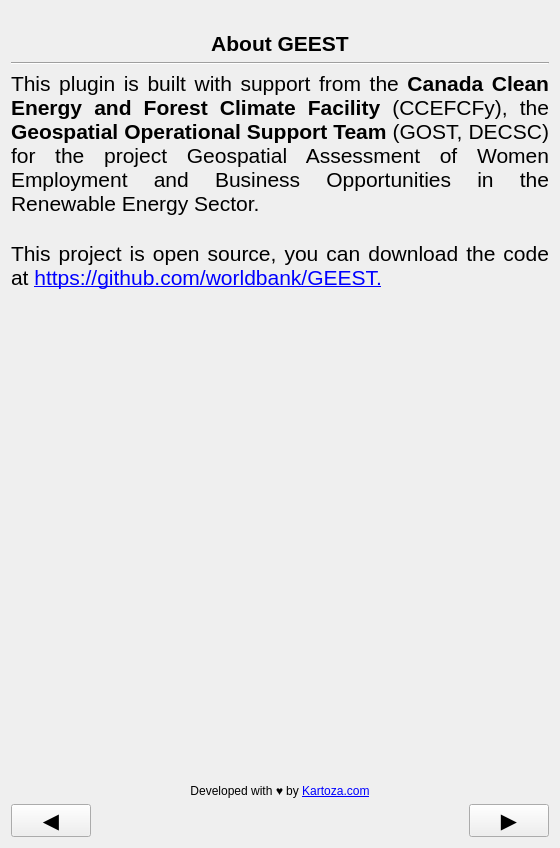
Qt form geest/ui/credits_panel_base.ui (worldbank/GEEST) before a commit.
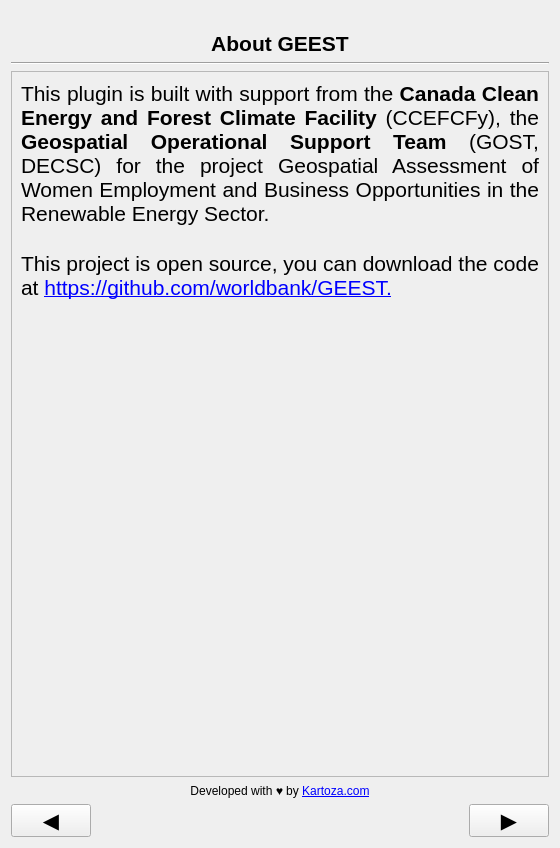
The same form after that commit. Icons and pictures are not drawn.

Commit message: Add scroll on each page Fixes #733

What changed in the file:
```diff
--- a/geest/ui/credits_panel_base.ui
+++ b/geest/ui/credits_panel_base.ui
@@ -20,6 +20,25 @@
    <string>Form</string>
   </property>
   <layout class="QGridLayout" name="gridLayout">
+   <item row="0" column="0">
+    <widget class="QLabel" name="banner_label">
+     <property name="sizePolicy">
+      <sizepolicy hsizetype="Expanding" vsizetype="Preferred">
+       <horstretch>0</horstretch>
+       <verstretch>0</verstretch>
+      </sizepolicy>
+     </property>
+     <property name="text">
+      <string/>
+     </property>
+     <property name="pixmap">
+      <pixmap>../resources/geest-banner.png</pixmap>
+     </property>
+     <property name="scaledContents">
+      <bool>true</bool>
+     </property>
+    </widget>
+   </item>
    <item row="1" column="0">
     <widget class="QLabel" name="label_2">
      <property name="sizePolicy">
@@ -107,28 +126,6 @@
      </item>
     </layout>
    </item>
-   <item row="3" column="0">
-    <widget class="QLabel" name="description">
-     <property name="sizePolicy">
-      <sizepolicy hsizetype="Expanding" vsizetype="Preferred">
-       <horstretch>0</horstretch>
-       <verstretch>0</verstretch>
-      </sizepolicy>
-     </property>
-     <property name="text">
-      <string>&lt;html&gt;&lt;head/&gt;&lt;body&gt;&lt;p&gt;&lt;span style=&quot; font-size:16pt;&quot;&gt;This plugin is built with support from the &lt;/span&gt;&lt;span style=&quot; font-size:16pt; font-weight:600;&quot;&gt;Canada Clean Energy and Forest Climate Facility&lt;/span&gt;&lt;span style=&quot; font-size:16pt;&quot;&gt; (CCEFCFy), the &lt;/span&gt;&lt;span style=&quot; font-size:16pt; font-weight:600;&quot;&gt;Geospatial Operational Support Team&lt;/span&gt;&lt;span style=&quot; font-size:16pt;&quot;&gt; (GOST, DECSC) for the project Geospatial Assessment of Women Employment and Business Opportunities in the Renewable Energy Sector. &lt;br/&gt;&lt;/span&gt;&lt;/p&gt;&lt;p&gt;&lt;span style=&quot; font-size:16pt;&quot;&gt;This project is open source, you can download the code at &lt;/span&gt;&lt;a href=&quot;https://github.com/worldbank/GEEST&quot;&gt;&lt;span style=&quot; font-size:16pt; text-decoration: underline; color:#0000ff;&quot;&gt;https://github.com/worldbank/GEEST.&lt;/span&gt;&lt;/a&gt;&lt;span style=&quot; font-size:16pt;&quot;&gt;&lt;br/&gt;&lt;/span&gt;&lt;/p&gt;&lt;p&gt;&lt;br/&gt;&lt;/p&gt;&lt;/body&gt;&lt;/html&gt;</string>
-     </property>
-     <property name="textFormat">
-      <enum>Qt::RichText</enum>
-     </property>
-     <property name="alignment">
-      <set>Qt::AlignJustify|Qt::AlignVCenter</set>
-     </property>
-     <property name="wordWrap">
-      <bool>true</bool>
-     </property>
-    </widget>
-   </item>
    <item row="2" column="0">
     <widget class="Line" name="line">
      <property name="sizePolicy">
@@ -142,41 +139,6 @@
      </property>
     </widget>
    </item>
-   <item row="0" column="0">
-    <widget class="QLabel" name="banner_label">
-     <property name="sizePolicy">
-      <sizepolicy hsizetype="Expanding" vsizetype="Preferred">
-       <horstretch>0</horstretch>
-       <verstretch>0</verstretch>
-      </sizepolicy>
-     </property>
-     <property name="text">
-      <string/>
-     </property>
-     <property name="pixmap">
-      <pixmap>../resources/geest-banner.png</pixmap>
-     </property>
-     <property name="scaledContents">
-      <bool>true</bool>
-     </property>
-    </widget>
-   </item>
-   <item row="4" column="0">
-    <spacer name="verticalSpacer">
-     <property name="orientation">
-      <enum>Qt::Vertical</enum>
-     </property>
-     <property name="sizeType">
-      <enum>QSizePolicy::Expanding</enum>
-     </property>
-     <property name="sizeHint" stdset="0">
-      <size>
-       <width>20</width>
-       <height>318</height>
-      </size>
-     </property>
-    </spacer>
-   </item>
    <item row="5" column="0">
     <widget class="QLabel" name="label">
      <property name="text">
@@ -190,6 +152,63 @@
      </property>
     </widget>
    </item>
+   <item row="3" column="0">
+    <widget class="QScrollArea" name="scrollArea">
+     <property name="widgetResizable">
+      <bool>true</bool>
+     </property>
+     <widget class="QWidget" name="scrollAreaWidgetContents">
+      <property name="geometry">
+       <rect>
+        <x>0</x>
+        <y>0</y>
+        <width>526</width>
+        <height>670</height>
+       </rect>
+      </property>
+      <layout class="QGridLayout" name="gridLayout_2">
+       <item row="0" column="0">
+        <widget class="QLabel" name="description">
+         <property name="sizePolicy">
+          <sizepolicy hsizetype="Expanding" vsizetype="Preferred">
+           <horstretch>0</horstretch>
+           <verstretch>0</verstretch>
+          </sizepolicy>
+         </property>
+         <property name="text">
+          <string>&lt;html&gt;&lt;head/&gt;&lt;body&gt;&lt;p&gt;&lt;span style=&quot; font-size:16pt;&quot;&gt;This plugin is built with support from the &lt;/span&gt;&lt;span style=&quot; font-size:16pt; font-weight:600;&quot;&gt;Canada Clean Energy and Forest Climate Facility&lt;/span&gt;&lt;span style=&quot; font-size:16pt;&quot;&gt; (CCEFCFy), the &lt;/span&gt;&lt;span style=&quot; font-size:16pt; font-weight:600;&quot;&gt;Geospatial Operational Support Team&lt;/span&gt;&lt;span style=&quot; font-size:16pt;&quot;&gt; (GOST, DECSC) for the project Geospatial Assessment of Women Employment and Business Opportunities in the Renewable Energy Sector. &lt;br/&gt;&lt;/span&gt;&lt;/p&gt;&lt;p&gt;&lt;span style=&quot; font-size:16pt;&quot;&gt;This project is open source, you can download the code at &lt;/span&gt;&lt;a href=&quot;https://github.com/worldbank/GEEST&quot;&gt;&lt;span style=&quot; font-size:16pt; text-decoration: underline; color:#0000ff;&quot;&gt;https://github.com/worldbank/GEEST.&lt;/span&gt;&lt;/a&gt;&lt;span style=&quot; font-size:16pt;&quot;&gt;&lt;br/&gt;&lt;/span&gt;&lt;/p&gt;&lt;p&gt;&lt;br/&gt;&lt;/p&gt;&lt;/body&gt;&lt;/html&gt;</string>
+         </property>
+         <property name="textFormat">
+          <enum>Qt::RichText</enum>
+         </property>
+         <property name="alignment">
+          <set>Qt::AlignJustify|Qt::AlignVCenter</set>
+         </property>
+         <property name="wordWrap">
+          <bool>true</bool>
+         </property>
+        </widget>
+       </item>
+       <item row="1" column="0">
+        <spacer name="verticalSpacer">
+         <property name="orientation">
+          <enum>Qt::Vertical</enum>
+         </property>
+         <property name="sizeType">
+          <enum>QSizePolicy::Expanding</enum>
+         </property>
+         <property name="sizeHint" stdset="0">
+          <size>
+           <width>20</width>
+           <height>318</height>
+          </size>
+         </property>
+        </spacer>
+       </item>
+      </layout>
+     </widget>
+    </widget>
+   </item>
   </layout>
  </widget>
  <resources/>
```
The commit also changes 4 other files.
